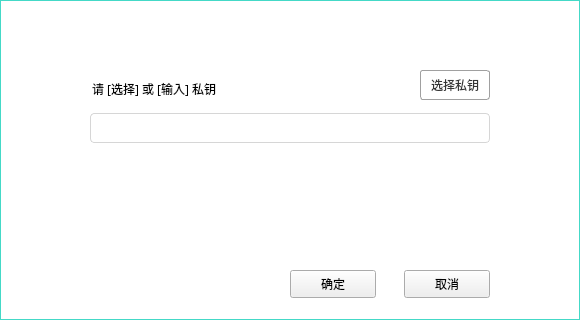
The window that popwidget/importdialog.ui (HcashOrg/HX-IDE) describes before a commit, drawn with Qt 5.
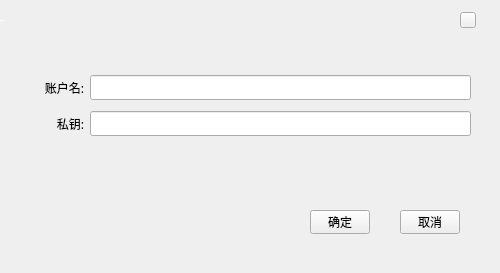
The same window after the commit. Icons and pictures are not drawn.

```diff
--- a/popwidget/importdialog.ui
+++ b/popwidget/importdialog.ui
@@ -6,8 +6,8 @@
    <rect>
     <x>0</x>
     <y>0</y>
-    <width>580</width>
-    <height>320</height>
+    <width>500</width>
+    <height>273</height>
    </rect>
   </property>
   <property name="font">
@@ -19,90 +19,12 @@
    <string>Dialog</string>
   </property>
   <property name="styleSheet">
-   <string notr="true">#ImportDialog{border:1px solid rgb(68,217,199);background-color:white;}
-QLineEdit{border:1px solid rgb(214,214,214);border-radius:4px;padding: 0px 8px 0px 8px;font: 12px &quot;微软雅黑&quot;;}
-QLabel{font: 12px &quot;微软雅黑&quot;;}</string>
+   <string notr="true"/>
   </property>
-  <widget class="QPushButton" name="pathBtn">
-   <property name="geometry">
-    <rect>
-     <x>420</x>
-     <y>70</y>
-     <width>70</width>
-     <height>30</height>
-    </rect>
-   </property>
-   <property name="font">
-    <font>
-     <family>微软雅黑</family>
-    </font>
-   </property>
-   <property name="cursor">
-    <cursorShape>PointingHandCursor</cursorShape>
-   </property>
-   <property name="focusPolicy">
-    <enum>Qt::NoFocus</enum>
-   </property>
-   <property name="styleSheet">
-    <string notr="true">QPushButton{border:1px solid rgb(160,160,160);
-border-radius:3px;
-background-color: rgb(255, 255, 255);
-color: rgb(53, 53, 53);
-}
-QPushButton::hover{color: rgb(153, 153, 153);}</string>
-   </property>
-   <property name="text">
-    <string>选择私钥</string>
-   </property>
-  </widget>
-  <widget class="QLineEdit" name="privateKeyLineEdit">
-   <property name="geometry">
-    <rect>
-     <x>90</x>
-     <y>113</y>
-     <width>400</width>
-     <height>30</height>
-    </rect>
-   </property>
-   <property name="font">
-    <font>
-     <family>微软雅黑</family>
-     <pointsize>-1</pointsize>
-     <weight>50</weight>
-     <italic>false</italic>
-     <bold>false</bold>
-    </font>
-   </property>
-   <property name="contextMenuPolicy">
-    <enum>Qt::DefaultContextMenu</enum>
-   </property>
-   <property name="styleSheet">
-    <string notr="true"/>
-   </property>
-   <property name="text">
-    <string/>
-   </property>
-   <property name="readOnly">
-    <bool>false</bool>
-   </property>
-  </widget>
-  <widget class="QLabel" name="label">
-   <property name="geometry">
-    <rect>
-     <x>92</x>
-     <y>79</y>
-     <width>300</width>
-     <height>20</height>
-    </rect>
-   </property>
-   <property name="text">
-    <string>请 [选择] 或 [输入] 私钥</string>
-   </property>
-  </widget>
   <widget class="QToolButton" name="closeBtn">
    <property name="geometry">
     <rect>
-     <x>549</x>
+     <x>460</x>
      <y>12</y>
      <width>16</width>
      <height>16</height>
@@ -117,7 +39,7 @@
     <cursorShape>PointingHandCursor</cursorShape>
    </property>
    <property name="styleSheet">
-    <string notr="true">QToolButton{background-image:url(:pic2/close5.png);background-repeat: repeat-xy;background-position: center;background-attachment: fixed;background-clip: padding;border-style: flat;}</string>
+    <string notr="true"/>
    </property>
    <property name="text">
     <string/>
@@ -126,10 +48,10 @@
   <widget class="QLabel" name="label_4">
    <property name="geometry">
     <rect>
-     <x>20</x>
-     <y>5</y>
-     <width>81</width>
-     <height>30</height>
+     <x>0</x>
+     <y>0</y>
+     <width>500</width>
+     <height>40</height>
     </rect>
    </property>
    <property name="font">
@@ -152,10 +74,10 @@
   <widget class="QToolButton" name="okBtn">
    <property name="geometry">
     <rect>
-     <x>290</x>
-     <y>270</y>
-     <width>86</width>
-     <height>28</height>
+     <x>310</x>
+     <y>210</y>
+     <width>60</width>
+     <height>24</height>
     </rect>
    </property>
    <property name="font">
@@ -173,10 +95,10 @@
   <widget class="QToolButton" name="cancelBtn">
    <property name="geometry">
     <rect>
-     <x>404</x>
-     <y>270</y>
-     <width>86</width>
-     <height>28</height>
+     <x>400</x>
+     <y>210</y>
+     <width>60</width>
+     <height>24</height>
     </rect>
    </property>
    <property name="font">
@@ -191,6 +113,100 @@
     <string>取消</string>
    </property>
   </widget>
+  <widget class="QWidget" name="">
+   <property name="geometry">
+    <rect>
+     <x>20</x>
+     <y>70</y>
+     <width>451</width>
+     <height>71</height>
+    </rect>
+   </property>
+   <layout class="QGridLayout" name="gridLayout" columnstretch="1,6">
+    <item row="0" column="0">
+     <widget class="QLabel" name="label_2">
+      <property name="text">
+       <string>账户名:</string>
+      </property>
+      <property name="alignment">
+       <set>Qt::AlignRight|Qt::AlignTrailing|Qt::AlignVCenter</set>
+      </property>
+     </widget>
+    </item>
+    <item row="0" column="1">
+     <widget class="QLineEdit" name="name">
+      <property name="font">
+       <font>
+        <family>微软雅黑</family>
+        <weight>50</weight>
+        <italic>false</italic>
+        <bold>false</bold>
+       </font>
+      </property>
+      <property name="contextMenuPolicy">
+       <enum>Qt::DefaultContextMenu</enum>
+      </property>
+      <property name="styleSheet">
+       <string notr="true"/>
+      </property>
+      <property name="text">
+       <string/>
+      </property>
+      <property name="echoMode">
+       <enum>QLineEdit::Normal</enum>
+      </property>
+      <property name="readOnly">
+       <bool>false</bool>
+      </property>
+     </widget>
+    </item>
+    <item row="1" column="0">
+     <widget class="QLabel" name="label">
+      <property name="text">
+       <string>私钥:</string>
+      </property>
+      <property name="alignment">
+       <set>Qt::AlignRight|Qt::AlignTrailing|Qt::AlignVCenter</set>
+      </property>
+     </widget>
+    </item>
+    <item row="1" column="1">
+     <widget class="QLineEdit" name="privatekey">
+      <property name="font">
+       <font>
+        <family>微软雅黑</family>
+        <weight>50</weight>
+        <italic>false</italic>
+        <bold>false</bold>
+       </font>
+      </property>
+      <property name="contextMenuPolicy">
+       <enum>Qt::DefaultContextMenu</enum>
+      </property>
+      <property name="styleSheet">
+       <string notr="true"/>
+      </property>
+      <property name="text">
+       <string/>
+      </property>
+      <property name="echoMode">
+       <enum>QLineEdit::Password</enum>
+      </property>
+      <property name="readOnly">
+       <bool>false</bool>
+      </property>
+     </widget>
+    </item>
+   </layout>
+  </widget>
+  <zorder>privatekey</zorder>
+  <zorder>label</zorder>
+  <zorder>title_Label</zorder>
+  <zorder>okBtn</zorder>
+  <zorder>cancelBtn</zorder>
+  <zorder>closeBtn</zorder>
+  <zorder>label_2</zorder>
+  <zorder>name</zorder>
  </widget>
  <tabstops>
   <tabstop>privateKeyLineEdit</tabstop>
```
Left out of the diff: 11 changed lines with no effect on the pictures.
